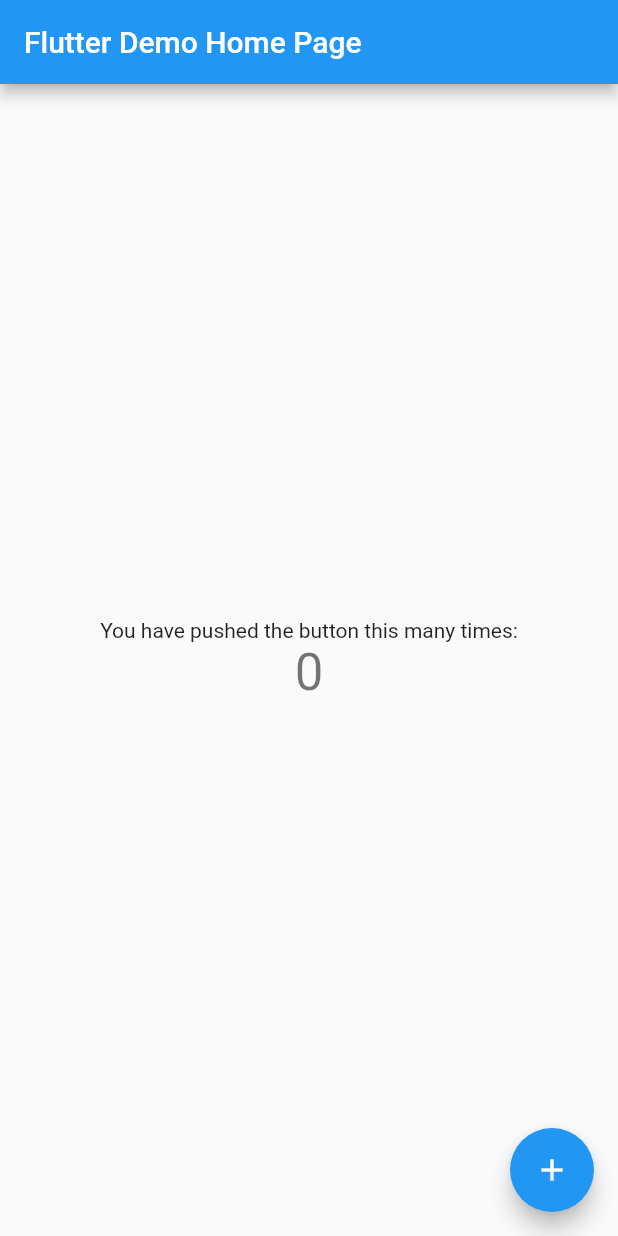
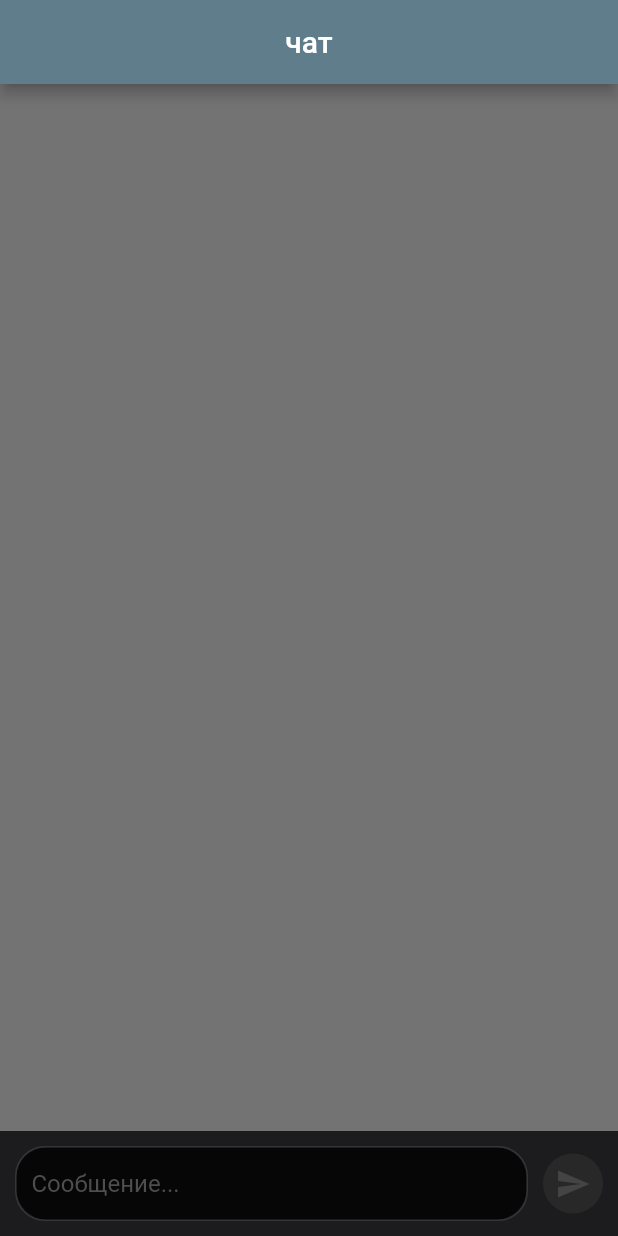
Before and after one commit to moisey312/tada_test_chat, a Flutter app: the screen it shows after launch, on a phone screen of 412 x 824 dp. Run offline on Flutter 3.47's test engine with Material 2 defaults, Android fonts, the phone set to English and light mode, and no system bars; missing offline and left inert: websocket_manager.

Commit message:
minimum of functions

```diff
--- /dev/null
+++ b/lib/constants.dart
@@ -0,0 +1,5 @@
+const String name = 'test123';
+double width;
+double height;
+bool hasText = false;
+bool canSend = true;
--- a/lib/main.dart
+++ b/lib/main.dart
@@ -1,4 +1,10 @@
+import 'dart:convert';
+
 import 'package:flutter/material.dart';
+import 'package:tada_test_chat/constants.dart';
+import 'package:tada_test_chat/message.dart';
+import 'package:tada_test_chat/styles.dart';
+import 'package:websocket_manager/websocket_manager.dart';
 
 void main() {
   runApp(MyApp());
@@ -9,40 +15,20 @@ class MyApp extends StatelessWidget {
   @override
   Widget build(BuildContext context) {
     return MaterialApp(
-      title: 'Flutter Demo',
+      title: 'tada',
       theme: ThemeData(
-        // This is the theme of your application.
-        //
-        // Try running your application with "flutter run". You'll see the
-        // application has a blue toolbar. Then, without quitting the app, try
-        // changing the primarySwatch below to Colors.green and then invoke
-        // "hot reload" (press "r" in the console where you ran "flutter run",
-        // or simply save your changes to "hot reload" in a Flutter IDE).
-        // Notice that the counter didn't reset back to zero; the application
-        // is not restarted.
-        primarySwatch: Colors.blue,
-        // This makes the visual density adapt to the platform that you run
-        // the app on. For desktop platforms, the controls will be smaller and
-        // closer together (more dense) than on mobile platforms.
+        primarySwatch: Colors.blueGrey,
         visualDensity: VisualDensity.adaptivePlatformDensity,
+        hintColor: hintTextColor,
+        cursorColor: Colors.white
       ),
-      home: MyHomePage(title: 'Flutter Demo Home Page'),
+      home: MyHomePage(),
     );
   }
 }
 
 class MyHomePage extends StatefulWidget {
   MyHomePage({Key key, this.title}) : super(key: key);
-
-  // This widget is the home page of your application. It is stateful, meaning
-  // that it has a State object (defined below) that contains fields that affect
-  // how it looks.
-
-  // This class is the configuration for the state. It holds the values (in this
-  // case the title) provided by the parent (in this case the App widget) and
-  // used by the build method of the State. Fields in a Widget subclass are
-  // always marked "final".
-
   final String title;
 
   @override
@@ -50,68 +36,159 @@ class MyHomePage extends StatefulWidget {
 }
 
 class _MyHomePageState extends State<MyHomePage> {
-  int _counter = 0;
+  WebsocketManager websocketManager;
+  TextEditingController textController;
+  final List<Message> messages = [];
+  ScrollController scrollController;
+  @override
+  void initState() {
+    super.initState();
+    scrollController = ScrollController(initialScrollOffset: 50.0);
+    textController = TextEditingController();
+    websocketManager = WebsocketManager('ws://pm.tada.team/ws?name=test123');
+    websocketManager.connect();
+    websocketManager.onMessage((event){
+      setState(() {
+        Message message = Message.fromJson(json.decode(event));
+        messages.add(message);
+        if(message.name == name){
+          setState(() {
+            canSend = true;
+          });
+        }
+        if (scrollController.hasClients)
+          scrollController.animateTo(
+            scrollController.position.maxScrollExtent,
+            duration: Duration(
+              milliseconds: 500,
+            ),
+            curve: Curves.ease,
+          );
+      });
+    });
+  }
 
-  void _incrementCounter() {
-    setState(() {
-      // This call to setState tells the Flutter framework that something has
-      // changed in this State, which causes it to rerun the build method below
-      // so that the display can reflect the updated values. If we changed
-      // _counter without calling setState(), then the build method would not be
-      // called again, and so nothing would appear to happen.
-      _counter++;
-    });
+  void sendData() {
+    if (textController.text.isNotEmpty) {
+      websocketManager.send('{' + '\"text\":' + '\"' + textController.text + '\"' + '}');
+      textController.text = "";
+      setState(() {
+        canSend = false;
+      });
+    }
+  }
+
+  @override
+  void dispose() {
+    websocketManager.close();
+    super.dispose();
   }
 
   @override
   Widget build(BuildContext context) {
-    // This method is rerun every time setState is called, for instance as done
-    // by the _incrementCounter method above.
-    //
-    // The Flutter framework has been optimized to make rerunning build methods
-    // fast, so that you can just rebuild anything that needs updating rather
-    // than having to individually change instances of widgets.
+    width = MediaQuery.of(context).size.width;
+    height = MediaQuery.of(context).size.height;
     return Scaffold(
       appBar: AppBar(
-        // Here we take the value from the MyHomePage object that was created by
-        // the App.build method, and use it to set our appbar title.
-        title: Text(widget.title),
+        title: Center(
+          child: Text(
+            'чат',
+          ),
+        ),
       ),
-      body: Center(
-        // Center is a layout widget. It takes a single child and positions it
-        // in the middle of the parent.
+      body: Container(
+        color: Colors.black54,
         child: Column(
-          // Column is also a layout widget. It takes a list of children and
-          // arranges them vertically. By default, it sizes itself to fit its
-          // children horizontally, and tries to be as tall as its parent.
-          //
-          // Invoke "debug painting" (press "p" in the console, choose the
-          // "Toggle Debug Paint" action from the Flutter Inspector in Android
-          // Studio, or the "Toggle Debug Paint" command in Visual Studio Code)
-          // to see the wireframe for each widget.
-          //
-          // Column has various properties to control how it sizes itself and
-          // how it positions its children. Here we use mainAxisAlignment to
-          // center the children vertically; the main axis here is the vertical
-          // axis because Columns are vertical (the cross axis would be
-          // horizontal).
-          mainAxisAlignment: MainAxisAlignment.center,
           children: <Widget>[
-            Text(
-              'You have pushed the button this many times:',
+            Flexible(
+              child: messages.length == 0
+                  ? Container()
+                  : ListView.builder(
+                      itemCount: messages.length,
+                      itemBuilder: (context, index) {
+                        if (messages[index].name != null) {
+                          return MessageWidget(
+                            messages[index].text,
+                            messages[index].name,
+                            messages[index].created,
+                          );
+                        } else {
+                          return NullNameMessageWidget(
+                            messages[index].text,
+                            messages[index].created,
+                          );
+                        }
+                      },
+                      reverse: false,
+                      controller: scrollController,
+                    ),
             ),
-            Text(
-              '$_counter',
-              style: Theme.of(context).textTheme.headline4,
-            ),
+            Container(
+              color: downPanelColor,
+              child: Row(
+                children: <Widget>[
+                  Flexible(
+                    child: Padding(
+                      padding: const EdgeInsets.all(10.0),
+                      child: Container(
+                        decoration: BoxDecoration(
+                          border: Border.all(width: 1, color: hintBorderColor,),
+                          borderRadius: BorderRadius.circular(20),
+                        ),
+                        child: ClipRRect(
+                          borderRadius: BorderRadius.circular(20),
+                          child: Container(
+                            color: hintBackColor,
+                            child: Padding(
+                              padding:
+                                  const EdgeInsets.only(left: 10.0, right: 10.0),
+                              child: Form(
+                                child: TextFormField(
+                                  controller: textController,
+                                  decoration: InputDecoration(
+                                    hintText: 'Сообщение...',
+                                  ),
+                                  style: TextStyle(
+                                    color: Colors.white,
+                                  ),
+                                  onChanged: (value){
+                                    setState(() {
+                                      value.length==0?hasText=false:hasText=true;
+                                    });
+                                  },
+                                ),
+                              ),
+                            ),
+                          ),
+                        ),
+                      ),
+                    ),
+                  ),
+                  Padding(
+                    padding: const EdgeInsets.only(right: 10.0),
+                    child: InkWell(
+                      child: Container(
+                        width: 40,
+                        height: 40,
+                        decoration: BoxDecoration(
+                            color: hasText&&canSend?sendBackColor:sendOffIconColor, shape: BoxShape.circle),
+                        child: Icon(
+                          Icons.send,
+                          color: sendOnIconColor,
+                        ),
+                      ),
+                      onTap: () {
+                        if(hasText && canSend)
+                        sendData();
+                      },
+                    ),
+                  ),
+                ],
+              ),
+            )
           ],
         ),
       ),
-      floatingActionButton: FloatingActionButton(
-        onPressed: _incrementCounter,
-        tooltip: 'Increment',
-        child: Icon(Icons.add),
-      ), // This trailing comma makes auto-formatting nicer for build methods.
     );
   }
 }
--- /dev/null
+++ b/lib/styles.dart
@@ -0,0 +1,9 @@
+import 'package:flutter/material.dart';
+Color colorOfMessage = Color.fromRGBO(38, 38, 40, 0.8);
+Color hintBackColor = Color.fromRGBO(6, 6, 6, 1);
+Color hintTextColor = Color.fromRGBO(78, 78, 78, 1);
+Color sendBackColor = Color.fromRGBO(255, 255, 255, 1);
+Color sendOnIconColor = Color.fromRGBO(68, 68, 68, 1);
+Color downPanelColor = Color.fromRGBO(28, 28, 30, 1);
+Color hintBorderColor = Color.fromRGBO(53, 53, 55, 1);
+Color sendOffIconColor = Color.fromRGBO(40, 40, 40, 1);
--- a/pubspec.yaml
+++ b/pubspec.yaml
@@ -23,11 +23,14 @@ environment:
 dependencies:
   flutter:
     sdk: flutter
-
+  sqflite: any
+  path_provider: any
 
   # The following adds the Cupertino Icons font to your application.
   # Use with the CupertinoIcons class for iOS style icons.
   cupertino_icons: ^0.1.3
+  web_socket_channel: ^1.1.0
+  websocket_manager: ^0.2.2
 
 dev_dependencies:
   flutter_test:
```
Also changed, not shown: lib/message.dart (added, +118 -0 lines), pubspec.lock, 2 other files.
